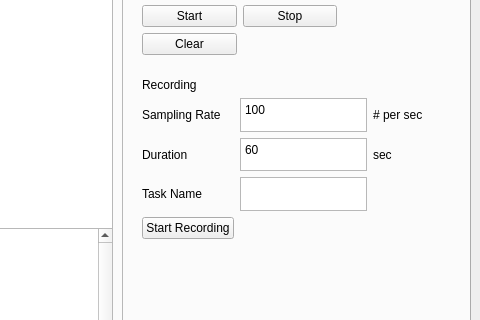
This is app/design.ui in jason5769/Arduino-Control-GUI as Qt 5 draws it before an edit; both pictures show x 740 to 1220 and y 238 to 558 of the 1220 by 723 pixel window. The edited form follows.
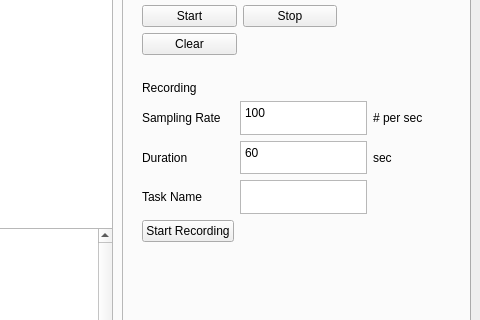
This is the edited form.

Commit message: rename the push buttons and text browsers

The edit to the form file:
```diff
--- a/app/design.ui
+++ b/app/design.ui
@@ -163,7 +163,7 @@
        <property name="geometry">
         <rect>
          <x>20</x>
-         <y>290</y>
+         <y>293</y>
          <width>281</width>
          <height>161</height>
         </rect>
```
Left out of the diff: 20 changed lines with no effect on the pictures. The commit also changes 1 other file.
